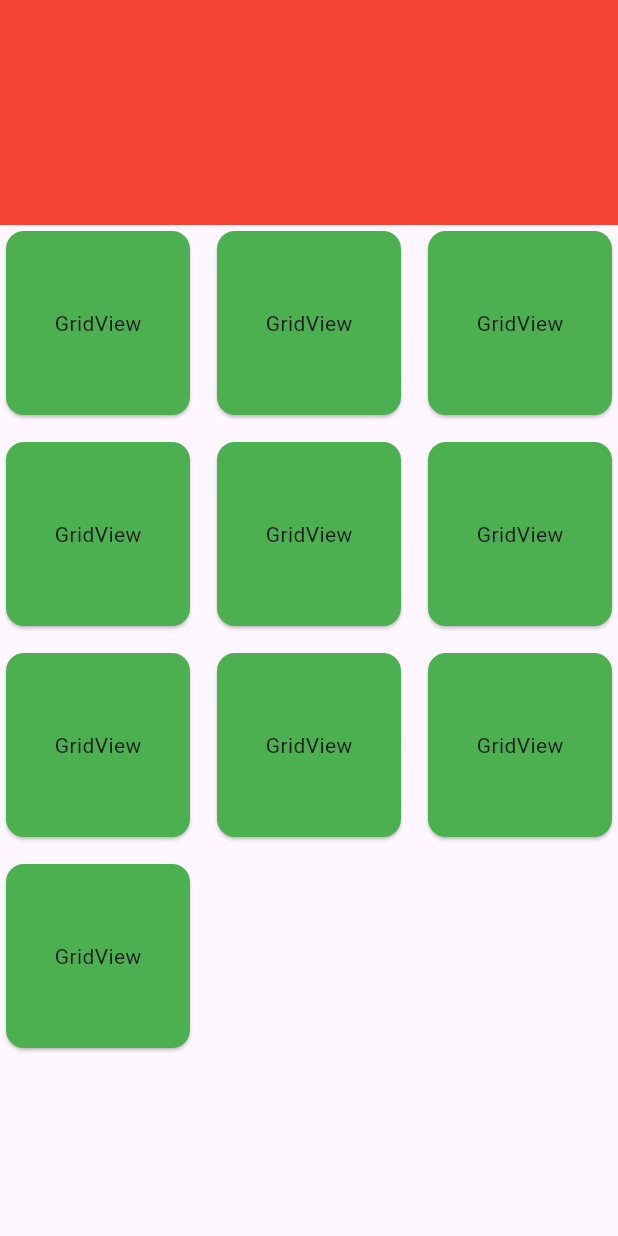
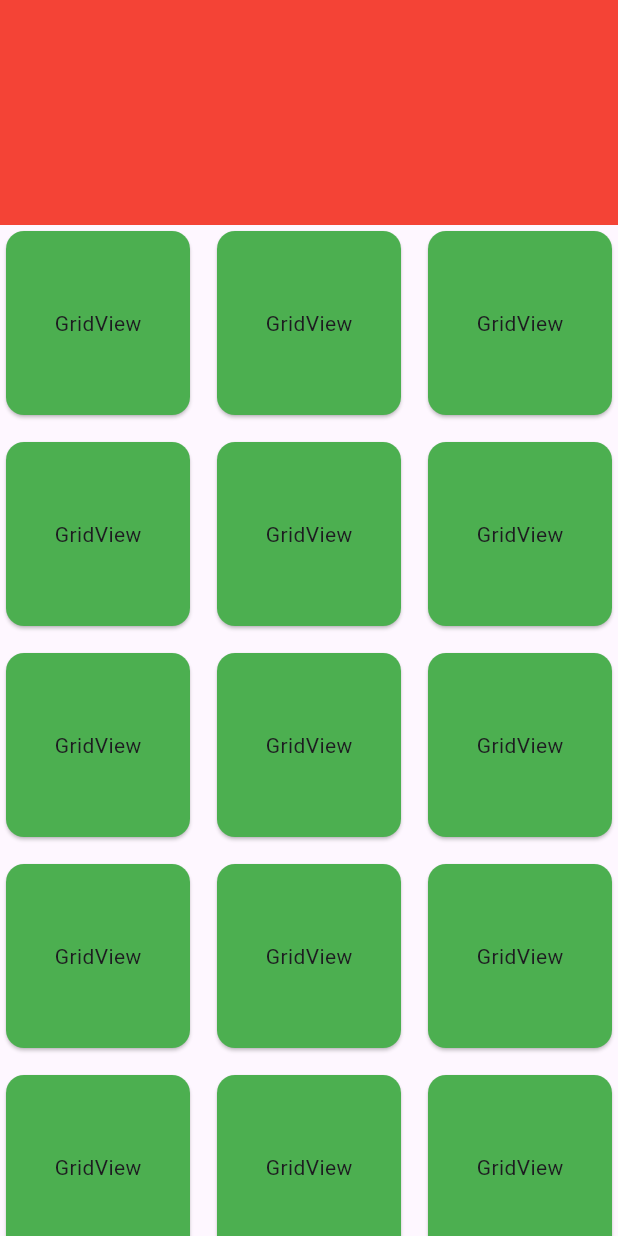
Before and after one commit to RaFiuL-RaZu/app_create2, a Flutter app: the screen it shows after launch, on a phone screen of 412 x 824 dp. Run offline on Flutter 3.47's test engine with Material 3 defaults, Android fonts, the phone set to English and light mode, and no system bars.

Commit message:
grid commit

```diff
--- a/lib/main.dart
+++ b/lib/main.dart
@@ -28,7 +28,8 @@ class HomeScren extends StatelessWidget{
 
 
     return Scaffold(
-      body:Column(
+      body:SingleChildScrollView(
+        child: Column(
           children: [
             Container(
               height: 150,
@@ -38,7 +39,7 @@ class HomeScren extends StatelessWidget{
             GridView.builder(
               shrinkWrap: true,
                 physics: NeverScrollableScrollPhysics(),
-              itemCount: 10,
+                itemCount: 20,
                 gridDelegate:SliverGridDelegateWithMaxCrossAxisExtent(
                   maxCrossAxisExtent: 150,
                   mainAxisSpacing: 10,
@@ -58,6 +59,7 @@ class HomeScren extends StatelessWidget{
           ],
 
         ),
+      ),
     );
   }
 
```
Lines whose indentation alone changed are shown as unchanged.
